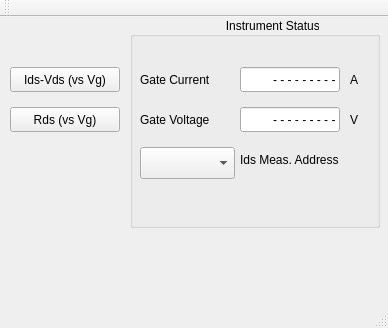
Above: mainwindow.ui from salvato/gfet before the change. Below: the same form after it.
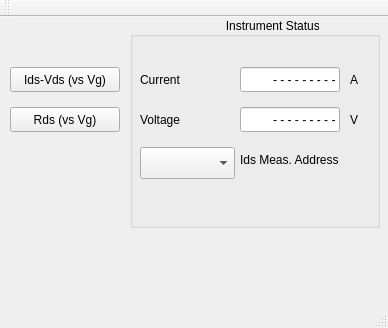
That is the form after the change.

Patch:
```diff
--- a/mainwindow.ui
+++ b/mainwindow.ui
@@ -87,7 +87,7 @@
       </rect>
      </property>
      <property name="text">
-      <string>Gate Current</string>
+      <string>Current</string>
      </property>
     </widget>
     <widget class="QLineEdit" name="voltageEdit">
@@ -132,7 +132,7 @@
       </rect>
      </property>
      <property name="text">
-      <string>Gate Voltage</string>
+      <string>Voltage</string>
      </property>
     </widget>
     <widget class="QLabel" name="labelCompliance">
```
